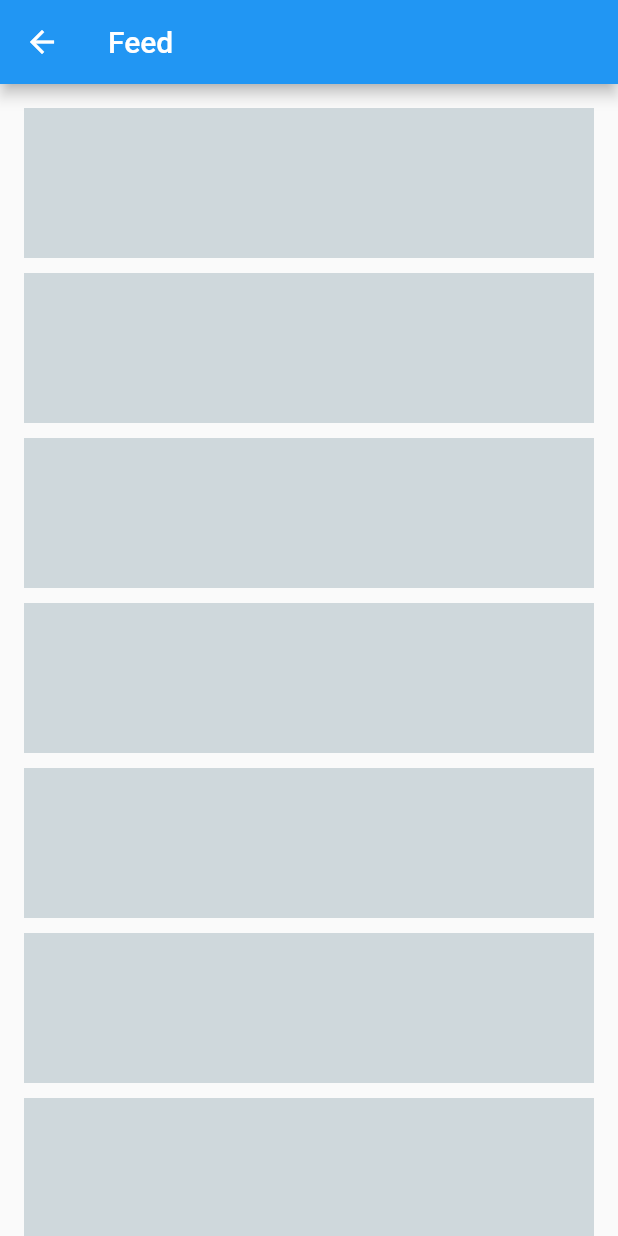
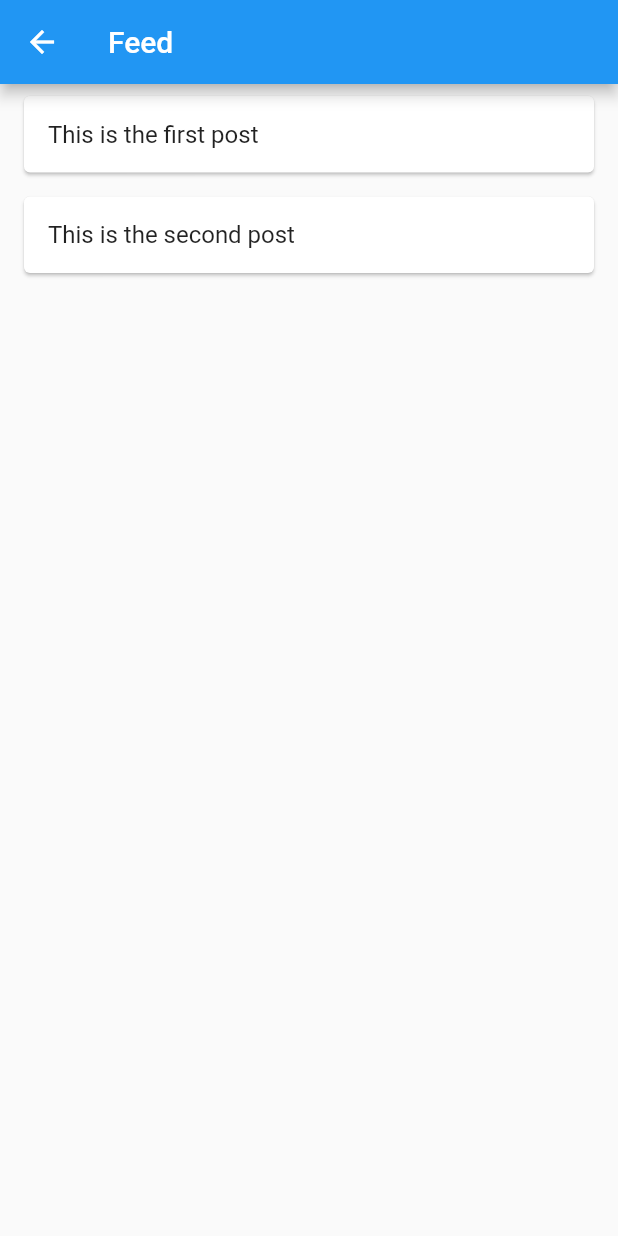
Before and after one commit to Matheus-Felipe-C/papacapim, a Flutter app: the Feed screen opened by its route, on a phone screen of 412 x 824 dp. Run offline on Flutter 3.47's test engine with Material 3 defaults, Android fonts, the light colour scheme and no system bars; accounts and stored records are empty.

Commit message:
Criado template inicial de posts

```diff
--- a/lib/features/feed/views/feed.dart
+++ b/lib/features/feed/views/feed.dart
@@ -1,4 +1,5 @@
 import 'package:flutter/material.dart';
+import 'package:papacapim/features/feed/views/post.dart';
 
 class Feed extends StatelessWidget {
 
@@ -6,15 +7,20 @@ class Feed extends StatelessWidget {
 
   @override
   Widget build(BuildContext context) {
+    final List<Map<String, String>> posts = [
+      {"content": "This is the first post"},
+      {"content": "This is the second post"},
+    ];
+
     return Scaffold(
       appBar: AppBar(title: Text("Feed")),
-      body: ListView(
-        padding: EdgeInsets.all(16.0),
-        children: List.generate(20, (index) => Container(
-          height: 100,
-          margin: EdgeInsets.only(bottom: 10),
-          color: Colors.blueGrey[100],
-        )),
+      body: ListView.builder(
+        itemCount: posts.length,
+        itemBuilder: (context, index) {
+          return Post(
+            content: posts[index]["content"]!,
+          );
+        },
       ),
     );
   }
--- /dev/null
+++ b/lib/features/feed/views/post.dart
@@ -0,0 +1,27 @@
+import 'package:flutter/material.dart';
+import 'package:papacapim/styles.dart';
+
+class Post extends StatelessWidget {
+  final String content;
+
+  const Post({super.key, required this.content});
+
+  @override
+  Widget build(BuildContext context) {
+    return Card(
+      margin: const EdgeInsets.symmetric(vertical: 8, horizontal: 16),
+      child: Padding(
+        padding: const EdgeInsets.all(16.0),
+        child: Column(
+          crossAxisAlignment: CrossAxisAlignment.start,
+          children: [
+            Text(
+              content,
+              style: AppStyles.bodyText,
+            )
+          ],
+        ),
+      ),
+    );
+  }
+}
```
